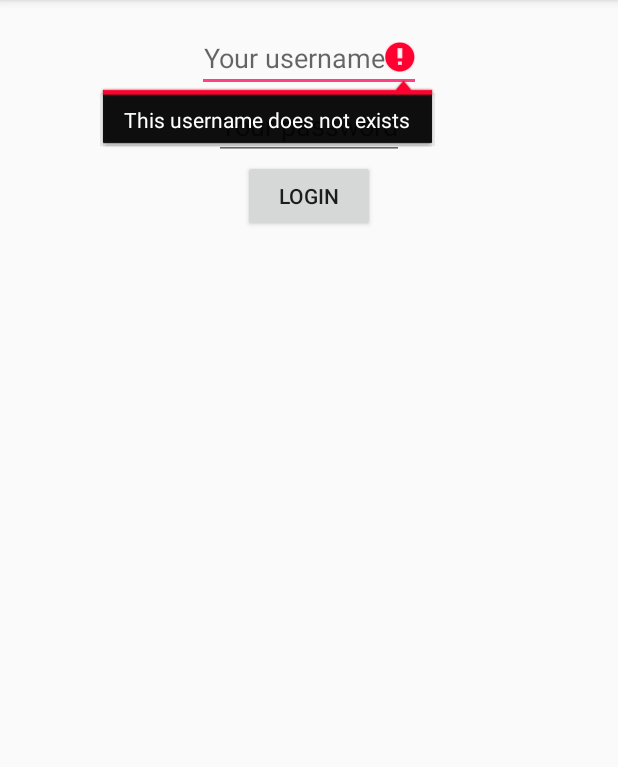
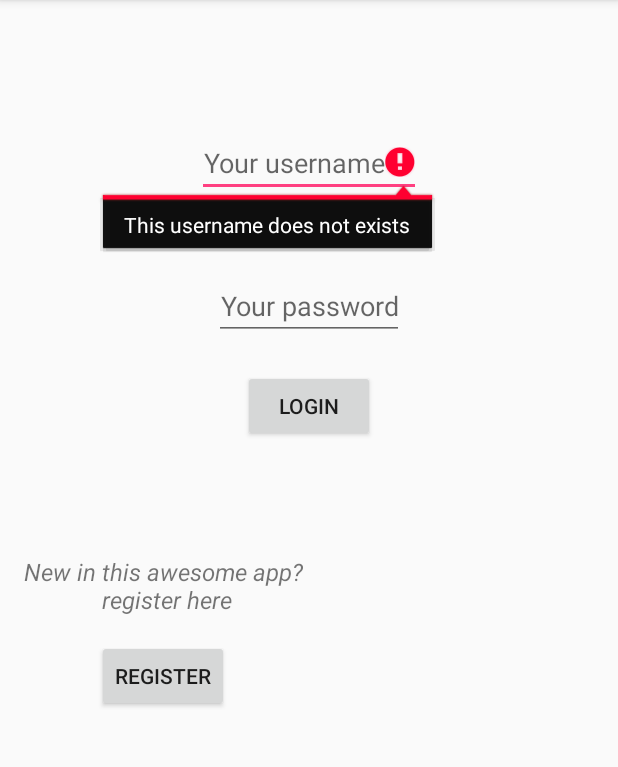
Before and after one commit to Sanakara/HalfTheWorld, an Android app: the screen it shows after launch (MainActivity), after a tap on "LOGIN", on a phone screen of 412 x 824 dp, the part 84-851 px from its top. Run offline under Robolectric (Android 15) with nearby library versions, the phone set to English and light mode, and no system bars.

```diff
--- a/app/build.gradle
+++ b/app/build.gradle
@@ -22,5 +22,5 @@ android {
 dependencies {
     compile fileTree(dir: 'libs', include: ['*.jar'])
     testCompile 'junit:junit:4.12'
-    compile 'com.android.support:appcompat-v7:23.4.0'
+    compile 'com.google.android.gms:play-services:9.2.0'
 }
--- a/app/src/main/java/database/thing/MainActivity.java
+++ b/app/src/main/java/database/thing/MainActivity.java
@@ -1,5 +1,6 @@
 package database.thing;
 
+import android.content.Intent;
 import android.database.Cursor;
 import android.database.sqlite.SQLiteConstraintException;
 import android.database.sqlite.SQLiteDatabase;
@@ -13,7 +14,7 @@ import android.widget.Toast;
 
 public class MainActivity extends AppCompatActivity {
 
-    EditText userName, password;
+    EditText userName, passWord;
 
 
     @Override
@@ -22,7 +23,7 @@ public class MainActivity extends AppCompatActivity {
         setContentView(R.layout.activity_main);
 
         userName = (EditText)findViewById(R.id.userName);
-        password = (EditText)findViewById(R.id.passW);
+        passWord = (EditText)findViewById(R.id.passW);
 
         DbHelper2 dbHelper2 = new DbHelper2(this);
     }
@@ -33,19 +34,26 @@ public class MainActivity extends AppCompatActivity {
         SQLiteDatabase db = userDAO.getDatabase();
         userDAO.openReadable();
         User lambda = userDAO.getUserByUsername(userName.getText().toString());
-
         if(lambda == null){
             userName.setError(getString(R.string.errorUsername));
+            userName.setText("");
         }else{
-            if((password.getText().toString()).equals(lambda.getPassword())){
-                //TODO API GOOGLE MAPS
-            } else{
-                password.setError(getString(R.string.errorPassword));
+            if(passWord.getText().toString().equals(lambda.getPassword())){
+                Intent alice = new Intent(this, Main3Activity.class);
+                startActivity(alice);
+            }else {
+                passWord.setError(getString(R.string.errorPassword));
+                passWord.setText("");
             }
         }
 
 
     }
 
+    public void onStartRegistration (View vius){
+        Intent intent = new Intent(this, Main2Activity.class);
+        startActivity(intent);
+    }
+
 
 }
--- a/app/src/main/java/database/thing/UserDAO.java
+++ b/app/src/main/java/database/thing/UserDAO.java
@@ -60,7 +60,7 @@ public class UserDAO {
     }
 
     public Cursor getUserCursorByUsername(String username){
-        Cursor c = db.query(TABLE_NAME, null, COLUMN_USERNAME + "=" + username, null, null, null, null);
+        Cursor c = db.query(TABLE_NAME, null, COLUMN_USERNAME + " = '" + username+ "'", null, null, null, null);
         if(c.getCount() > 0){
             c.moveToFirst();
             return c;
@@ -71,7 +71,7 @@ public class UserDAO {
 
 
     public Cursor getUserCursorById(int userId){
-        Cursor c = db.query(TABLE_NAME, null, COLUMN_USER_ID + "=" + userId, null, null, null, null);
+        Cursor c = db.query(TABLE_NAME, null, COLUMN_USER_ID + " = '" + userId + "'", null, null, null, null);
         if(c.getCount() > 0){
             c.moveToFirst();
             return c;
--- a/app/src/main/res/layout/activity_main.xml
+++ b/app/src/main/res/layout/activity_main.xml
@@ -21,6 +21,7 @@
             android:id="@+id/userName"
             android:hint="@string/username"
             android:textAlignment="center"
+            android:paddingTop="80dp"
             android:layout_gravity="center_horizontal"/>
 
         <EditText
@@ -28,6 +29,9 @@
             android:layout_height="wrap_content"
             android:id="@+id/passW"
             android:hint="@string/password"
+            android:inputType="textPassword"
+            android:paddingTop="60dp"
+            android:textAlignment="center"
             android:layout_gravity="center_horizontal"/>
 
         <Button
@@ -35,11 +39,32 @@
             android:layout_height="wrap_content"
             android:id="@+id/butt0"
             android:text="@string/login"
+            android:layout_marginTop="20dp"
             android:layout_gravity="center_horizontal"
             android:onClick="onLogMeIn"/>
 
+        <LinearLayout
+            android:layout_width="wrap_content"
+            android:layout_height="wrap_content"
+            android:orientation="vertical">
 
+            <TextView
+                android:layout_width="wrap_content"
+                android:layout_height="wrap_content"
+                android:text="@string/newbie"
+                android:textStyle="italic"
+                android:textSize="16sp"
+                android:paddingTop="75dp"
+                android:textAlignment="center"/>
 
+            <Button
+                android:layout_width="wrap_content"
+                android:layout_height="wrap_content"
+                android:text="@string/register"
+                android:layout_marginTop="16dp"
+                android:layout_gravity="center_horizontal"
+                android:onClick="onStartRegistration"/>
+        </LinearLayout>
 
    </LinearLayout>
 </ScrollView>
--- a/app/src/main/res/layout/activity_main2.xml
+++ b/app/src/main/res/layout/activity_main2.xml
@@ -47,7 +47,7 @@
             android:hint="@string/password"
             android:textAlignment="center"
             android:inputType="textPassword"
-            android:paddingTop="32dp"/>
+            android:paddingTop="32dp" />
 
         <EditText
             android:layout_width="match_parent"
@@ -55,7 +55,8 @@
             android:id="@+id/confirm"
             android:hint="@string/Confirm"
             android:textAlignment="center"
-            android:paddingTop="32dp"/>
+            android:paddingTop="32dp"
+            android:inputType="textPassword"/>
 
 
         <LinearLayout
--- a/app/src/main/res/values/strings.xml
+++ b/app/src/main/res/values/strings.xml
@@ -3,7 +3,7 @@
     <string name="username">Your username</string>
     <string name="email">example@email.com</string>
     <string name="password">Your password</string>
-    <string name="register">REGISTER</string>
+    <string name="register">Register</string>
     <string name="userData">User Data</string>
     <string name="show">SHOW</string>
     <string name="Confirm">Confirm your password</string>
@@ -11,4 +11,6 @@
     <string name="login">Login</string>
     <string name="errorUsername">This username does not exists</string>
     <string name="errorPassword">Wrong password</string>
+    <string name="newbie">New in this awesome app?\n register here</string>
+    <string name="errorConnection">It appears connection failed\n Please try again later</string>
 </resources>
```
Also changed, not shown: app/src/main/AndroidManifest.xml (+7 -1 lines), app/src/main/java/database/thing/Main2Activity.java (+10 -3 lines), app/src/main/java/database/thing/Main3Activity.java (added, +34 -0 lines), app/src/main/res/layout/activity_main3.xml (added, +12 -0 lines).
